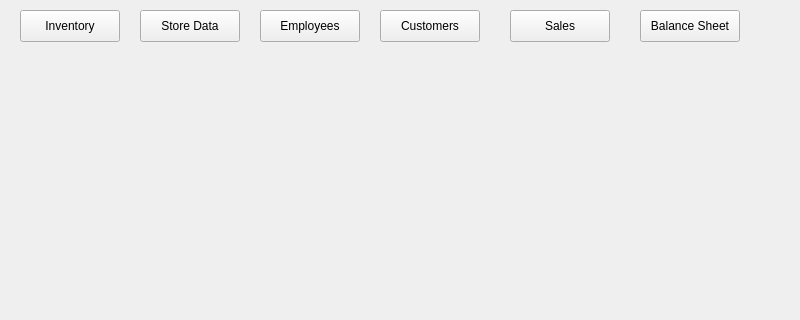
pjpassero/StoreManager, file homepageview.ui: the form before one commit; both pictures show x 0 to 800 and y 0 to 320 of the 800 by 600 pixel window.
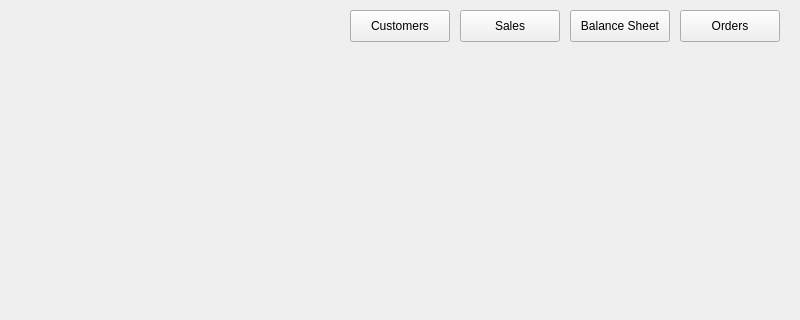
The form after the commit. Icons and pictures are not drawn.

Diff of the .ui file:
```diff
--- a/homepageview.ui
+++ b/homepageview.ui
@@ -19,44 +19,66 @@
      <rect>
       <x>20</x>
       <y>10</y>
-      <width>100</width>
-      <height>32</height>
+      <width>101</width>
+      <height>101</height>
      </rect>
     </property>
+    <property name="styleSheet">
+     <string notr="true">background-image: url(:/icons/Resources/inventoryBtn.png);
+background-repeat:no-repeat;
+border-style:none;
+</string>
+    </property>
     <property name="text">
-     <string>Inventory</string>
+     <string/>
     </property>
    </widget>
    <widget class="QPushButton" name="storeData">
     <property name="geometry">
      <rect>
-      <x>140</x>
+      <x>130</x>
       <y>10</y>
       <width>100</width>
-      <height>32</height>
+      <height>91</height>
      </rect>
     </property>
+    <property name="styleSheet">
+     <string notr="true">background-image: url(:/icons/Resources/store.png);
+background-repeat:no-repeat;
+border-style:none;</string>
+    </property>
     <property name="text">
-     <string>Store Data</string>
+     <string/>
+    </property>
+    <property name="iconSize">
+     <size>
+      <width>32</width>
+      <height>16</height>
+     </size>
     </property>
    </widget>
    <widget class="QPushButton" name="employees">
     <property name="geometry">
      <rect>
-      <x>260</x>
+      <x>240</x>
       <y>10</y>
       <width>100</width>
-      <height>32</height>
+      <height>91</height>
      </rect>
     </property>
+    <property name="styleSheet">
+     <string notr="true">background-image: url(:/icons/Resources/employees.png);
+background-repeat:no-repeat;
+border-style:none;</string>
+    </property>
     <property name="text">
-     <string>Employees</string>
+     <string/>
     </property>
    </widget>
    <widget class="QPushButton" name="customers">
     <property name="geometry">
      <rect>
-      <x>380</x>
+      <x>350</x>
       <y>10</y>
       <width>100</width>
       <height>32</height>
@@ -69,7 +91,7 @@
    <widget class="QPushButton" name="sales">
     <property name="geometry">
      <rect>
-      <x>510</x>
+      <x>460</x>
       <y>10</y>
       <width>100</width>
       <height>32</height>
@@ -82,7 +104,7 @@
    <widget class="QPushButton" name="balancesheet">
     <property name="geometry">
      <rect>
-      <x>640</x>
+      <x>570</x>
       <y>10</y>
       <width>100</width>
       <height>32</height>
@@ -92,6 +114,19 @@
      <string>Balance Sheet</string>
     </property>
    </widget>
+   <widget class="QPushButton" name="orders">
+    <property name="geometry">
+     <rect>
+      <x>680</x>
+      <y>10</y>
+      <width>100</width>
+      <height>32</height>
+     </rect>
+    </property>
+    <property name="text">
+     <string>Orders</string>
+    </property>
+   </widget>
   </widget>
   <widget class="QMenuBar" name="menubar">
    <property name="geometry">
```
